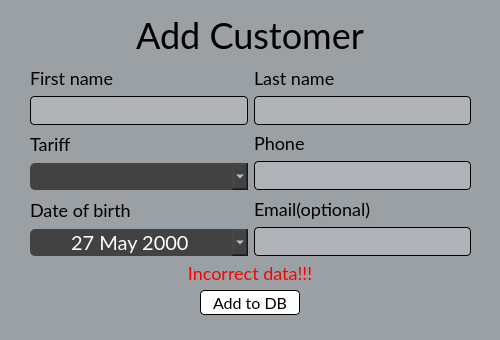
The window that PhoneManagerGUI/ui/insertcustomerdialog.ui (tarashunchak/PhoneCompanyManager) describes before a commit, drawn with Qt 5.
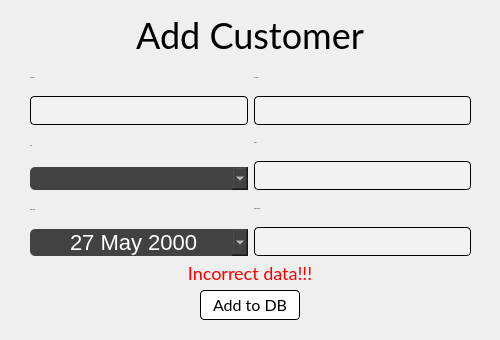
The same window after the commit.

```diff
--- a/PhoneManagerGUI/ui/insertcustomerdialog.ui
+++ b/PhoneManagerGUI/ui/insertcustomerdialog.ui
@@ -14,10 +14,17 @@
    <string>Dialog</string>
   </property>
   <property name="styleSheet">
-   <string notr="true">background-color:rgb(155,160, 165);
-font-family:Lato, Arial, Consolas;
+   <string notr="true">QDialog{
+background-color:rgb(155,160, 165);
+border:none;
+}
+QLabel{
 color:black;
-font-size:18px;</string>
+font-family:Lato, Arial, Consolas;
+font-size:18px;
+border:none;
+background-color:transparent;
+};</string>
   </property>
   <property name="modal">
    <bool>true</bool>
@@ -25,9 +32,9 @@
   <widget class="QLabel" name="header_label">
    <property name="geometry">
     <rect>
-     <x>130</x>
+     <x>0</x>
      <y>10</y>
-     <width>240</width>
+     <width>500</width>
      <height>50</height>
     </rect>
    </property>
@@ -54,13 +61,14 @@
      <x>200</x>
      <y>290</y>
      <width>100</width>
-     <height>25</height>
+     <height>30</height>
     </rect>
    </property>
    <property name="styleSheet">
     <string notr="true">QPushButton{
 color:black;
 background-color:white;
+font-family:Lato, Arial, Consolas;
 border:1px solid black;
 border-radius:4px;
 font-size:16px;
@@ -195,7 +203,7 @@
         <property name="styleSheet">
          <string notr="true">background-color:#424242;
 border:none;
-font-size:20px;
+font-size:18px;
 color:white;
 padding-left:6px;
 border-radius:5px;</string>
@@ -260,8 +268,9 @@
         <property name="styleSheet">
          <string notr="true">background-color:#424242;
 border:none;
-font-size:20px;
+font-size:22px;
 color:white;
+padding-left:6px;
 border-radius:5px;</string>
         </property>
         <property name="alignment">
```
